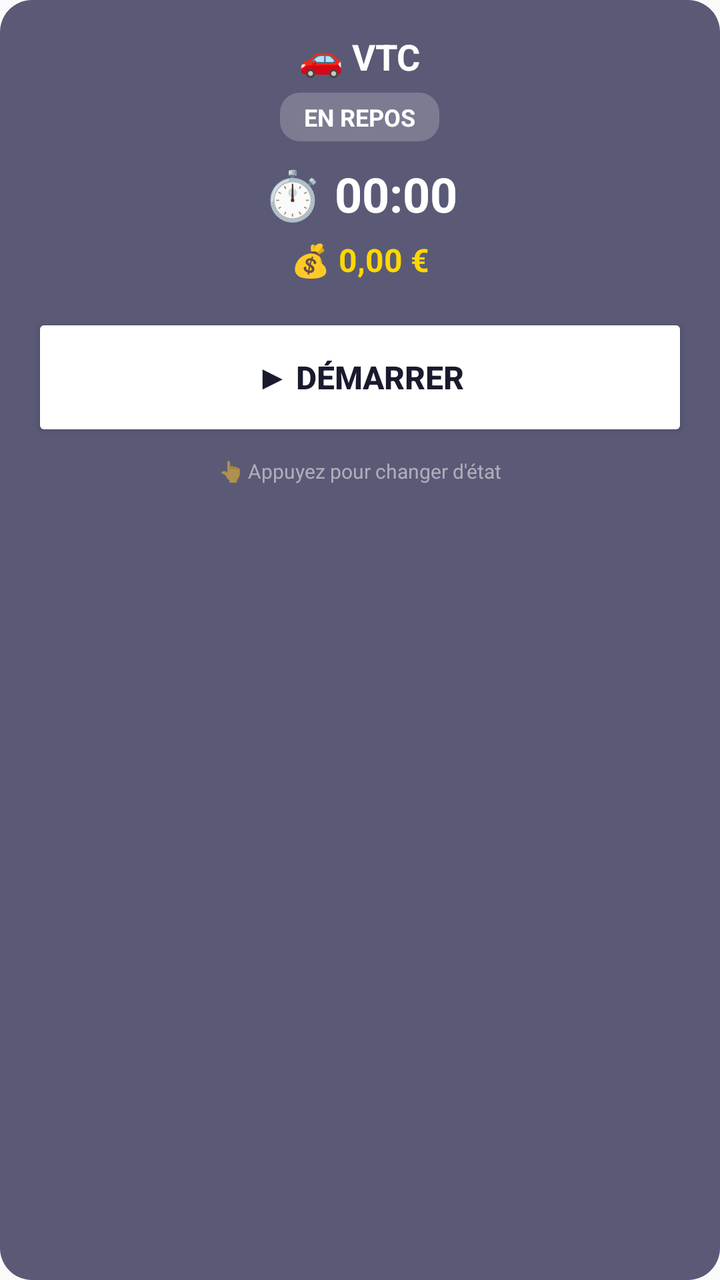
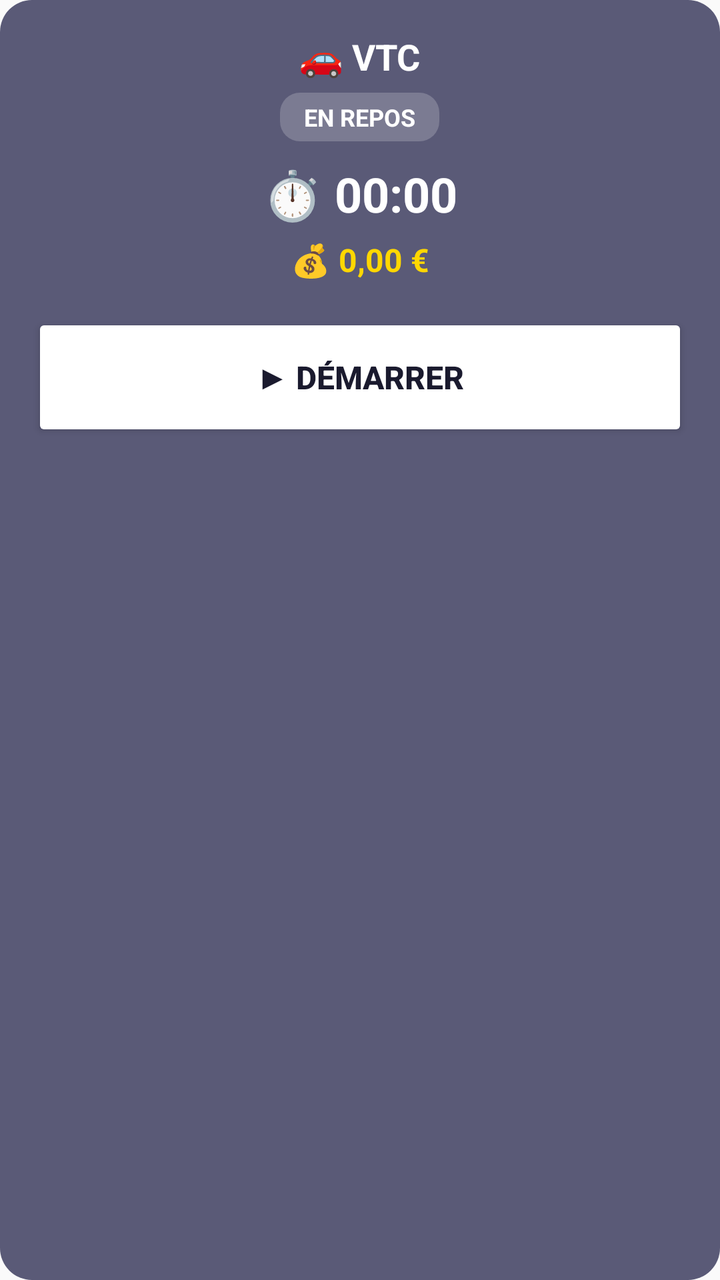

Before-and-after screenshots of an Android layout around one commit, followed by the original layout XML and the change that was made.
<!-- AndroidManifest.xml: application theme AppTheme -->
<!-- res/layout/widget_overlay.xml -->
<?xml version="1.0" encoding="utf-8"?>
<LinearLayout xmlns:android="http://schemas.android.com/apk/res/android"
    android:id="@+id/widget_container"
    android:layout_width="wrap_content"
    android:layout_height="wrap_content"
    android:orientation="vertical"
    android:background="@drawable/widget_background"
    android:padding="16dp"
    android:minWidth="180dp">

    
    <TextView
        android:id="@+id/tv_titre"
        android:layout_width="wrap_content"
        android:layout_height="wrap_content"
        android:layout_gravity="center"
        android:text="🚗 VTC"
        android:textColor="#FFFFFF"
        android:textSize="18sp"
        android:textStyle="bold" />

    
    <TextView
        android:id="@+id/tv_etat"
        android:layout_width="wrap_content"
        android:layout_height="wrap_content"
        android:layout_gravity="center"
        android:layout_marginTop="6dp"
        android:background="@drawable/badge_background"
        android:paddingHorizontal="12dp"
        android:paddingVertical="4dp"
        android:text="EN REPOS"
        android:textColor="#FFFFFF"
        android:textSize="12sp"
        android:textStyle="bold" />

    
    <TextView
        android:id="@+id/tv_temps"
        android:layout_width="wrap_content"
        android:layout_height="wrap_content"
        android:layout_gravity="center"
        android:layout_marginTop="10dp"
        android:text="⏱️ 00:00"
        android:textColor="#FFFFFF"
        android:textSize="24sp"
        android:textStyle="bold" />

    
    <TextView
        android:id="@+id/tv_revenu"
        android:layout_width="wrap_content"
        android:layout_height="wrap_content"
        android:layout_gravity="center"
        android:layout_marginTop="6dp"
        android:text="💰 0,00 €"
        android:textColor="#FFD700"
        android:textSize="16sp"
        android:textStyle="bold" />

    
    <LinearLayout
        android:layout_width="match_parent"
        android:layout_height="wrap_content"
        android:layout_marginTop="16dp"
        android:orientation="vertical">

        
        <Button
            android:id="@+id/btn_action"
            android:layout_width="match_parent"
            android:layout_height="64dp"
            android:backgroundTint="#FFFFFF"
            android:text="▶ DÉMARRER"
            android:textColor="#1a1a2e"
            android:textSize="16sp"
            android:textStyle="bold"
            android:elevation="4dp" />

        
        <Button
            android:id="@+id/btn_secondaire"
            android:layout_width="match_parent"
            android:layout_height="48dp"
            android:layout_marginTop="8dp"
            android:backgroundTint="#40FFFFFF"
            android:text="ANNULER"
            android:textColor="#FFFFFF"
            android:textSize="14sp"
            android:visibility="gone" />

    </LinearLayout>

    
    <TextView
        android:layout_width="wrap_content"
        android:layout_height="wrap_content"
        android:layout_gravity="center"
        android:layout_marginTop="8dp"
        android:text="👆 Appuyez pour changer d'état"
        android:textColor="#80FFFFFF"
        android:textSize="10sp" />

</LinearLayout>
<!-- resources referenced by this layout -->
<resources>
  <!-- drawable badge_background (drawable) -->
  <?xml version="1.0" encoding="utf-8"?>
  <shape xmlns:android="http://schemas.android.com/apk/res/android"
      android:shape="rectangle">
      <corners android:radius="10dp" />
      <solid android:color="#33FFFFFF" />
  </shape>
  <!-- drawable widget_background (drawable) -->
  <?xml version="1.0" encoding="utf-8"?>
  <shape xmlns:android="http://schemas.android.com/apk/res/android"
      android:shape="rectangle">
      <corners android:radius="16dp" />
      <solid android:color="#E64a4a6a" />
  </shape>
  <style name="AppTheme" parent="Theme.AppCompat.DayNight.NoActionBar">
          
          <item name="android:editTextBackground">@drawable/rn_edit_text_material</item>
      </style>
  <!-- drawable rn_edit_text_material (drawable) -->
  <?xml version="1.0" encoding="utf-8"?>
  <inset xmlns:android="http://schemas.android.com/apk/res/android"
         android:insetLeft="@dimen/abc_edit_text_inset_horizontal_material"
         android:insetRight="@dimen/abc_edit_text_inset_horizontal_material"
         android:insetTop="@dimen/abc_edit_text_inset_top_material"
         android:insetBottom="@dimen/abc_edit_text_inset_bottom_material"
         >
  
      <selector>
          
          <item android:state_enabled="false" android:drawable="@drawable/abc_textfield_default_mtrl_alpha"/>
          <item android:drawable="@drawable/abc_textfield_activated_mtrl_alpha"/>
      </selector>
  
  </inset>
</resources>

<!-- the commit's change to res/layout/widget_overlay.xml (unified diff, before → after) -->
@@ -91,14 +91,4 @@
 
     </LinearLayout>
 
-    
-    <TextView
-        android:layout_width="wrap_content"
-        android:layout_height="wrap_content"
-        android:layout_gravity="center"
-        android:layout_marginTop="8dp"
-        android:text="👆 Appuyez pour changer d'état"
-        android:textColor="#80FFFFFF"
-        android:textSize="10sp" />
-
 </LinearLayout>
